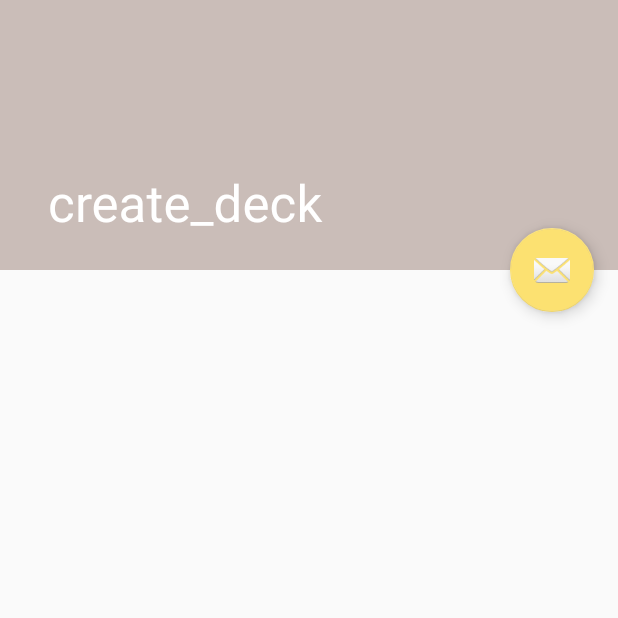
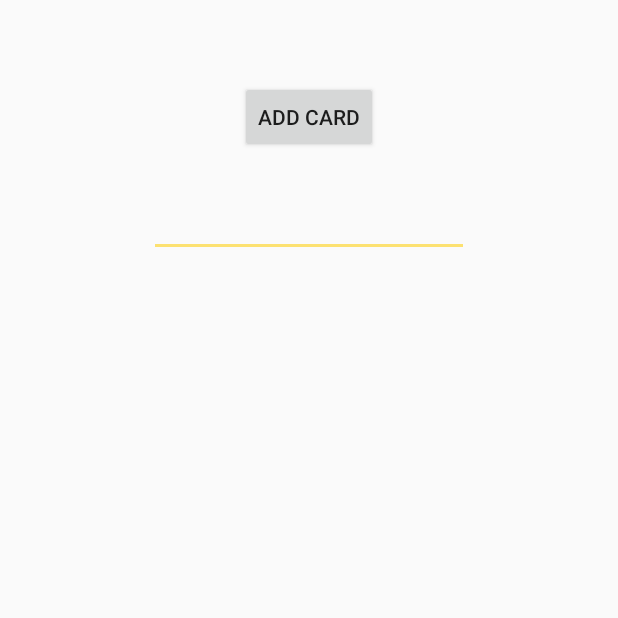
Before and after one commit to jcassarly/SmartCards, an Android app: the EditDeck screen opened directly, with no data from a screen before it, on a phone screen of 412 x 824 dp, the top half of it. Run offline under Robolectric (Android 15) with nearby library versions, the phone set to English and light mode, and no system bars.

Commit message:
Added test button and output text to verify that card creation and deck building is working as expected Added a resultOK message to a correct completion of card creation added spacing to manifest to make it easier to read

```diff
--- a/HerroWorld/app/src/main/java/com/example/herroworld/AddCard.java
+++ b/HerroWorld/app/src/main/java/com/example/herroworld/AddCard.java
@@ -56,6 +56,7 @@ public class AddCard extends AppCompatActivity implements View.OnClickListener {
             else {
                 PlayingCard newCard = new PlayingCard(uploadedCardName.getText().toString(), uploadedURI);
                 EditDeck.addCardToDeck(newCard);
+                setResult(RESULT_OK);
                 this.finish();
             }
         }
@@ -76,5 +77,6 @@ public class AddCard extends AppCompatActivity implements View.OnClickListener {
     @Override
     public void finish(){
         super.finish();
+
     }
 }
--- a/HerroWorld/app/src/main/java/com/example/herroworld/EditDeck.java
+++ b/HerroWorld/app/src/main/java/com/example/herroworld/EditDeck.java
@@ -1,5 +1,6 @@
 package com.example.herroworld;
 
+import android.content.Intent;
 import android.os.Bundle;
 
 import com.google.android.material.floatingactionbutton.FloatingActionButton;
@@ -9,13 +10,18 @@ import androidx.appcompat.app.AppCompatActivity;
 import androidx.appcompat.widget.Toolbar;
 
 import android.view.View;
+import android.widget.EditText;
 
 import java.util.ArrayList;
 import java.util.List;
 
 public class EditDeck extends AppCompatActivity {
 
+    private static final int RESULT_ADD_CARD = 5;
+
     private static List<PlayingCard> deck = new ArrayList<>();
+
+    EditText testOutput;
 
 
 
@@ -23,23 +29,40 @@ public class EditDeck extends AppCompatActivity {
     protected void onCreate(Bundle savedInstanceState) {
         super.onCreate(savedInstanceState);
         setContentView(R.layout.activity_edit_deck);
-        Toolbar toolbar = (Toolbar) findViewById(R.id.toolbar);
-        setSupportActionBar(toolbar);
 
-        FloatingActionButton fab = (FloatingActionButton) findViewById(R.id.fab);
-        fab.setOnClickListener(new View.OnClickListener() {
-            @Override
-            public void onClick(View view) {
-                Snackbar.make(view, "Replace with your own action", Snackbar.LENGTH_LONG)
-                        .setAction("Action", null).show();
-            }
-        });
+        testOutput = (EditText) findViewById(R.id.TestOutput);
+    }
+
+
+
+    public void addCard(View view){
+        Intent addNewCardIntent = new Intent(this, AddCard.class);
+        startActivityForResult(addNewCardIntent, RESULT_ADD_CARD);
+        setResult(RESULT_OK, addNewCardIntent);
+    }
+
+    private void updateDeck(){
+        StringBuffer sb = new StringBuffer();
+        for (PlayingCard card : deck) {
+            sb.append(card.getName());
+            sb.append("\n");
+        }
+        testOutput.setText(sb);
     }
 
 
     public static void addCardToDeck(PlayingCard card){
         deck.add(card);
     }
+
+    public void onActivityResult(int requestCode, int resultCode, Intent data) {
+        super.onActivityResult(requestCode, resultCode, data);
+        if(requestCode == RESULT_ADD_CARD && resultCode == RESULT_OK){
+            updateDeck();
+        }
+    }
+
+
 
 
     @Override
--- a/HerroWorld/app/src/main/res/layout/activity_edit_deck.xml
+++ b/HerroWorld/app/src/main/res/layout/activity_edit_deck.xml
@@ -1,47 +1,47 @@
 <?xml version="1.0" encoding="utf-8"?>
-<androidx.coordinatorlayout.widget.CoordinatorLayout xmlns:android="http://schemas.android.com/apk/res/android"
+<androidx.constraintlayout.widget.ConstraintLayout xmlns:android="http://schemas.android.com/apk/res/android"
     xmlns:app="http://schemas.android.com/apk/res-auto"
     xmlns:tools="http://schemas.android.com/tools"
+    android:id="@+id/EditDeckConstraintLayout"
     android:layout_width="match_parent"
     android:layout_height="match_parent"
     android:fitsSystemWindows="true"
     tools:context=".EditDeck">
 
-    <com.google.android.material.appbar.AppBarLayout
-        android:id="@+id/app_bar"
-        android:layout_width="match_parent"
-        android:layout_height="@dimen/app_bar_height"
-        android:fitsSystemWindows="true"
-        android:theme="@style/AppTheme.AppBarOverlay">
+    <include
+        android:id="@+id/include"
+        layout="@layout/content_edit_deck"
+        android:layout_width="0dp"
+        android:layout_height="0dp"
+        app:layout_constraintBottom_toBottomOf="parent"
+        app:layout_constraintEnd_toEndOf="parent"
+        app:layout_constraintHorizontal_bias="0.0"
+        app:layout_constraintStart_toStartOf="parent"
+        app:layout_constraintTop_toTopOf="parent"
+        app:layout_constraintVertical_bias="0.0" />
 
-        <com.google.android.material.appbar.CollapsingToolbarLayout
-            android:id="@+id/toolbar_layout"
-            android:layout_width="match_parent"
-            android:layout_height="match_parent"
-            android:fitsSystemWindows="true"
-            app:contentScrim="?attr/colorPrimary"
-            app:layout_scrollFlags="scroll|exitUntilCollapsed"
-            app:toolbarId="@+id/toolbar">
-
-            <androidx.appcompat.widget.Toolbar
-                android:id="@+id/toolbar"
-                android:layout_width="match_parent"
-                android:layout_height="?attr/actionBarSize"
-                app:layout_collapseMode="pin"
-                app:popupTheme="@style/AppTheme.PopupOverlay" />
-
-        </com.google.android.material.appbar.CollapsingToolbarLayout>
-    </com.google.android.material.appbar.AppBarLayout>
-
-    <include layout="@layout/content_edit_deck" />
-
-    <com.google.android.material.floatingactionbutton.FloatingActionButton
-        android:id="@+id/fab"
+    <Button
+        android:id="@+id/TestAddCardButton"
         android:layout_width="wrap_content"
         android:layout_height="wrap_content"
-        android:layout_margin="@dimen/fab_margin"
-        app:layout_anchor="@id/app_bar"
-        app:layout_anchorGravity="bottom|end"
-        app:srcCompat="@android:drawable/ic_dialog_email" />
+        android:onClick="addCard"
+        android:text="Add Card"
+        app:layout_constraintBottom_toBottomOf="@+id/include"
+        app:layout_constraintEnd_toEndOf="parent"
+        app:layout_constraintStart_toStartOf="parent"
+        app:layout_constraintTop_toTopOf="@+id/include"
+        app:layout_constraintVertical_bias="0.06999999" />
 
-</androidx.coordinatorlayout.widget.CoordinatorLayout>
+    <EditText
+        android:id="@+id/TestOutput"
+        android:layout_width="wrap_content"
+        android:layout_height="wrap_content"
+        android:layout_marginTop="24dp"
+        android:ems="10"
+        android:gravity="start|top"
+        android:inputType="textMultiLine"
+        app:layout_constraintEnd_toEndOf="parent"
+        app:layout_constraintStart_toStartOf="parent"
+        app:layout_constraintTop_toBottomOf="@+id/TestAddCardButton" />
+
+</androidx.constraintlayout.widget.ConstraintLayout>
```
Also changed, not shown: HerroWorld/app/src/main/AndroidManifest.xml (+7 -2 lines).
